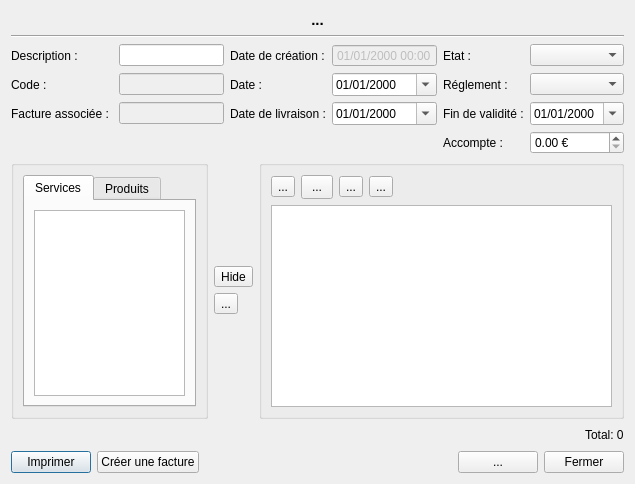
Before: the Qt Designer form src/dialoginvoice.ui in cfdev/mcercle, drawn with Qt 5.
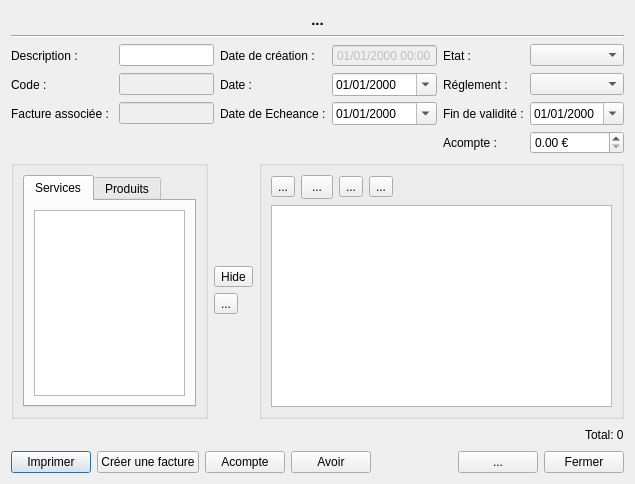
After: the same form once the commit is applied. Icons and pictures are not drawn.

Commit message:
Ajout des boutons Acompte et avoir
debut...

Patch:
```diff
--- a/src/dialoginvoice.ui
+++ b/src/dialoginvoice.ui
@@ -170,7 +170,7 @@
        <item row="2" column="2">
         <widget class="QLabel" name="label_delivery">
          <property name="text">
-          <string>Date de livraison :</string>
+          <string>Date de Echeance :</string>
          </property>
         </widget>
        </item>
@@ -201,7 +201,7 @@
        <item row="3" column="4">
         <widget class="QLabel" name="label_partpayment">
          <property name="text">
-          <string>Accompte :</string>
+          <string>Acompte :</string>
          </property>
         </widget>
        </item>
@@ -518,6 +518,28 @@
        </property>
       </widget>
      </item>
+     <item>
+      <widget class="QPushButton" name="pushButton_partInvoice">
+       <property name="text">
+        <string>Acompte</string>
+       </property>
+       <property name="icon">
+        <iconset resource="../ressources.qrc">
+         <normaloff>:/app/addFile</normaloff>:/app/addFile</iconset>
+       </property>
+      </widget>
+     </item>
+     <item>
+      <widget class="QPushButton" name="pushButton_creditInvoice">
+       <property name="text">
+        <string>Avoir</string>
+       </property>
+       <property name="icon">
+        <iconset resource="../ressources.qrc">
+         <normaloff>:/app/undo</normaloff>:/app/undo</iconset>
+       </property>
+      </widget>
+     </item>
      <item>
       <spacer name="horizontalSpacer_2">
        <property name="orientation">
```
The commit also changes 2 other files.
